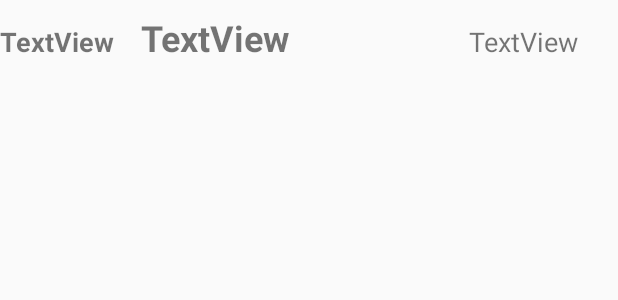
After one commit to cliffsestig/TickTackToe, an Android app: the layout highscorerow.xml on its own in the app's theme, with its tools: preview values and no code run, on a phone screen of 412 x 824 dp. The commit adds this screen. Shown: the top 300 px of the screen. Run offline under Robolectric (Android 15) with nearby library versions, the phone set to English and light mode, and no system bars.

Commit message:
add database + databaseadapter + highscore layout + highscorerow layout + customlist adapter

```diff
--- a/app/build.gradle
+++ b/app/build.gradle
@@ -17,6 +17,7 @@ android {
             proguardFiles getDefaultProguardFile('proguard-android.txt'), 'proguard-rules.pro'
         }
     }
+    sourceSets { main { assets.srcDirs = ['src/main/assets', 'src/main/assets/'] } }
 }
 dependencies {
     compile fileTree(dir: 'libs', include: ['*.jar'])
@@ -24,5 +25,6 @@ dependencies {
         exclude group: 'com.android.support', module: 'support-annotations'
     })
     compile 'com.android.support:appcompat-v7:25.0.1'
+    compile 'com.readystatesoftware.sqliteasset:sqliteassethelper:+'
     testCompile 'junit:junit:4.12'
 }
--- a/app/src/main/AndroidManifest.xml
+++ b/app/src/main/AndroidManifest.xml
@@ -16,7 +16,8 @@
             </intent-filter>
         </activity>
         <activity android:name=".aboutActivity" />
-        <activity android:name=".settingsActivity"></activity>
+        <activity android:name=".settingsActivity" />
+        <activity android:name=".highscoreActivity"></activity>
     </application>
 
 </manifest>
--- a/app/src/main/res/layout/activity_about.xml
+++ b/app/src/main/res/layout/activity_about.xml
@@ -13,13 +13,12 @@
     tools:context="com.example.cliffsestig.tictactoe.aboutActivity">
 
     <TextView
-        android:text="TextView"
+        android:text="Cliff Sestig"
         android:layout_width="wrap_content"
         android:layout_height="wrap_content"
         android:id="@+id/about_cliff"
         android:layout_weight="0.00"
         android:textStyle="normal|bold"
-        tools:text="Cliff Sestig"
         android:textSize="36sp" />
 
     <TextView
--- /dev/null
+++ b/app/src/main/res/layout/highscorerow.xml
@@ -0,0 +1,36 @@
+<?xml version="1.0" encoding="utf-8"?>
+<LinearLayout xmlns:android="http://schemas.android.com/apk/res/android"
+    android:orientation="horizontal" android:layout_width="match_parent"
+    android:layout_height="50dp"
+
+    android:weightSum="1">
+
+    <TextView
+        android:text="TextView"
+        android:layout_width="wrap_content"
+        android:layout_height="52dp"
+        android:id="@+id/txt_ranknr"
+        android:textSize="18sp"
+        android:gravity="center_vertical"
+        android:textStyle="normal|bold"
+        android:layout_weight="0.11" />
+
+    <TextView
+        android:text="TextView"
+        android:layout_width="wrap_content"
+        android:layout_height="50dp"
+        android:id="@+id/txt_player"
+        android:textSize="24sp"
+        android:layout_weight="0.73"
+
+        android:gravity="center_vertical"
+        android:textStyle="normal|bold" />
+
+    <TextView
+        android:text="TextView"
+        android:layout_width="wrap_content"
+        android:layout_height="50dp"
+        android:id="@+id/txt_score"
+        android:gravity="center_vertical"
+        android:textSize="18sp" />
+</LinearLayout>
```
Also changed, not shown: app/src/main/java/com/example/cliffsestig/tictactoe/DatabaseHandler.java (deleted, +0 -106 lines), app/src/main/java/com/example/cliffsestig/tictactoe/DbAdapter.java (added, +31 -0 lines), app/src/main/java/com/example/cliffsestig/tictactoe/MainActivity.java (+8 -0 lines), app/src/main/java/com/example/cliffsestig/tictactoe/highscoreActivity.java (added, +29 -0 lines), app/src/main/java/com/example/cliffsestig/tictactoe/scoreAdapter.java (added, +39 -0 lines), app/src/main/res/layout/activity_highscore.xml (added, +19 -0 lines), app/src/main/assets/databases/ticktactoe.db (added).
